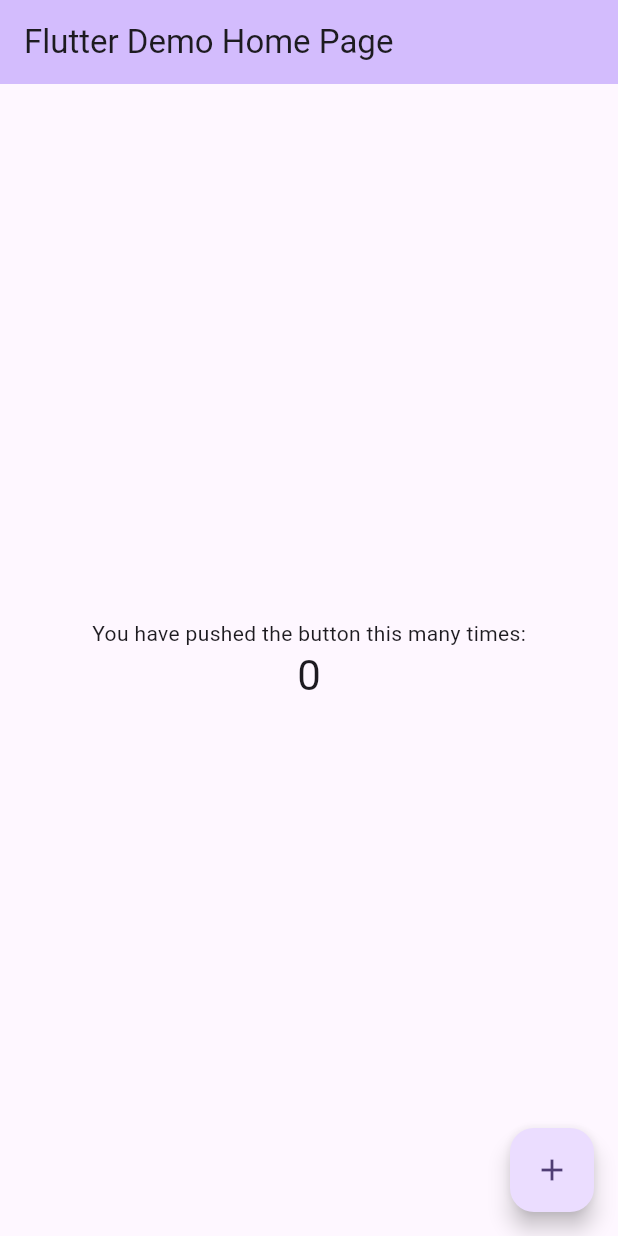
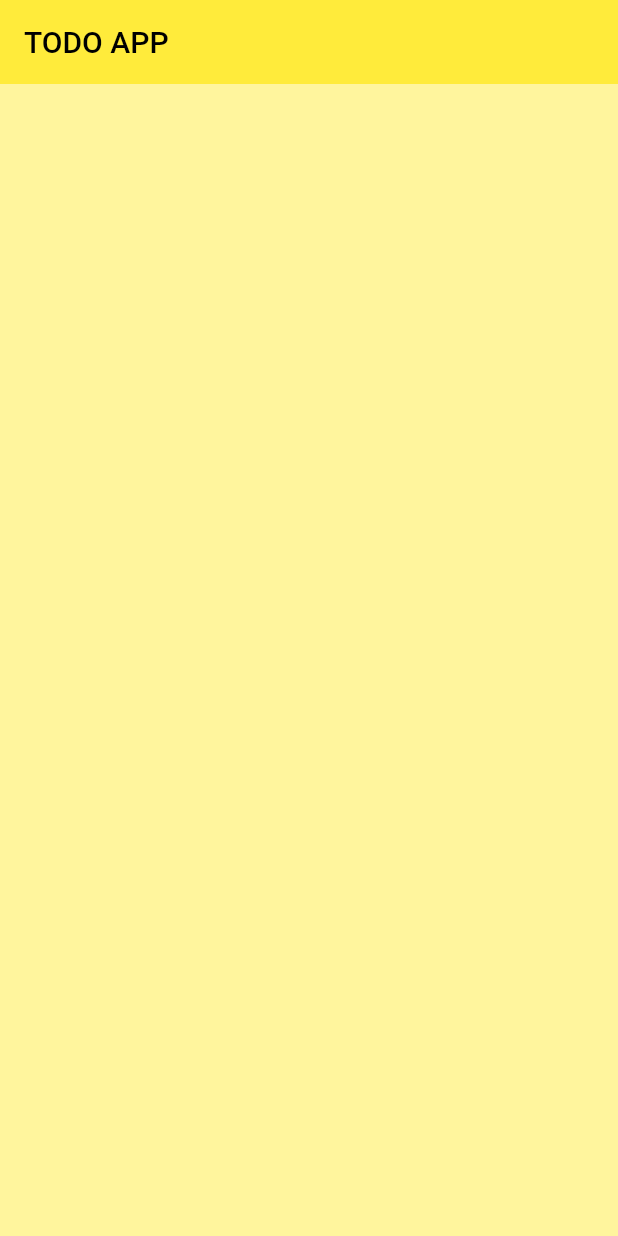
Before and after one commit to OpiniIsaac/flutter-todo-app, a Flutter app: the screen it shows after launch, on a phone screen of 412 x 824 dp. Run offline on Flutter 3.47's test engine with Material 2 defaults, Android fonts, the phone set to English and light mode, and no system bars.

Commit message:
finished with app bar

```diff
--- a/lib/main.dart
+++ b/lib/main.dart
@@ -1,4 +1,5 @@
 import 'package:flutter/material.dart';
+import 'package:todo_app/pages/homePage.dart';
 
 void main() {
   runApp(const MyApp());
@@ -12,114 +13,12 @@ class MyApp extends StatelessWidget {
   Widget build(BuildContext context) {
     return MaterialApp(
       title: 'Flutter Demo',
+      debugShowCheckedModeBanner: false,
       theme: ThemeData(
-        // This is the theme of your application.
-        //
-        // TRY THIS: Try running your application with "flutter run". You'll see
-        // the application has a blue toolbar. Then, without quitting the app,
-        // try changing the seedColor in the colorScheme below to Colors.green
-        // and then invoke "hot reload" (save your changes or press the "hot
-        // reload" button in a Flutter-supported IDE, or press "r" if you used
-        // the command line to start the app).
-        //
-        // Notice that the counter didn't reset back to zero; the application
-        // state is not lost during the reload. To reset the state, use hot
-        // restart instead.
-        //
-        // This works for code too, not just values: Most code changes can be
-        // tested with just a hot reload.
-        colorScheme: ColorScheme.fromSeed(seedColor: Colors.deepPurple),
-        useMaterial3: true,
+
+    primarySwatch: Colors.yellow
       ),
-      home: const MyHomePage(title: 'Flutter Demo Home Page'),
+      home: HomePage(),
     );
   }
 }
-
-class MyHomePage extends StatefulWidget {
-  const MyHomePage({super.key, required this.title});
-
-  // This widget is the home page of your application. It is stateful, meaning
-  // that it has a State object (defined below) that contains fields that affect
-  // how it looks.
-
-  // This class is the configuration for the state. It holds the values (in this
-  // case the title) provided by the parent (in this case the App widget) and
-  // used by the build method of the State. Fields in a Widget subclass are
-  // always marked "final".
-
-  final String title;
-
-  @override
-  State<MyHomePage> createState() => _MyHomePageState();
-}
-
-class _MyHomePageState extends State<MyHomePage> {
-  int _counter = 0;
-
-  void _incrementCounter() {
-    setState(() {
-      // This call to setState tells the Flutter framework that something has
-      // changed in this State, which causes it to rerun the build method below
-      // so that the display can reflect the updated values. If we changed
-      // _counter without calling setState(), then the build method would not be
-      // called again, and so nothing would appear to happen.
-      _counter++;
-    });
-  }
-
-  @override
-  Widget build(BuildContext context) {
-    // This method is rerun every time setState is called, for instance as done
-    // by the _incrementCounter method above.
-    //
-    // The Flutter framework has been optimized to make rerunning build methods
-    // fast, so that you can just rebuild anything that needs updating rather
-    // than having to individually change instances of widgets.
-    return Scaffold(
-      appBar: AppBar(
-        // TRY THIS: Try changing the color here to a specific color (to
-        // Colors.amber, perhaps?) and trigger a hot reload to see the AppBar
-        // change color while the other colors stay the same.
-        backgroundColor: Theme.of(context).colorScheme.inversePrimary,
-        // Here we take the value from the MyHomePage object that was created by
-        // the App.build method, and use it to set our appbar title.
-        title: Text(widget.title),
-      ),
-      body: Center(
-        // Center is a layout widget. It takes a single child and positions it
-        // in the middle of the parent.
-        child: Column(
-          // Column is also a layout widget. It takes a list of children and
-          // arranges them vertically. By default, it sizes itself to fit its
-          // children horizontally, and tries to be as tall as its parent.
-          //
-          // Column has various properties to control how it sizes itself and
-          // how it positions its children. Here we use mainAxisAlignment to
-          // center the children vertically; the main axis here is the vertical
-          // axis because Columns are vertical (the cross axis would be
-          // horizontal).
-          //
-          // TRY THIS: Invoke "debug painting" (choose the "Toggle Debug Paint"
-          // action in the IDE, or press "p" in the console), to see the
-          // wireframe for each widget.
-          mainAxisAlignment: MainAxisAlignment.center,
-          children: <Widget>[
-            const Text(
-              'You have pushed the button this many times:',
-            ),
-            Text(
-              '$_counter',
-              style: Theme.of(context).textTheme.headlineMedium,
-            ),
-          ],
-        ),
-      ),
-      floatingActionButton: FloatingActionButton(
-        onPressed: _incrementCounter,
-        tooltip: 'Increment',
-        child: const Icon(Icons.add),
-      ), // This trailing comma makes auto-formatting nicer for build methods.
-    );
-  }
-}
--- /dev/null
+++ b/lib/pages/homePage.dart
@@ -0,0 +1,18 @@
+import 'package:flutter/material.dart';
+
+class HomePage extends StatelessWidget {
+  const HomePage({super.key});
+
+  @override
+  Widget build(BuildContext context) {
+    return Scaffold(
+      backgroundColor: Colors.yellow[200],
+      appBar: AppBar(
+        title: Text(
+          'TODO APP',
+        ),
+        elevation: 0,
+      ),
+    );
+  }
+}
```
